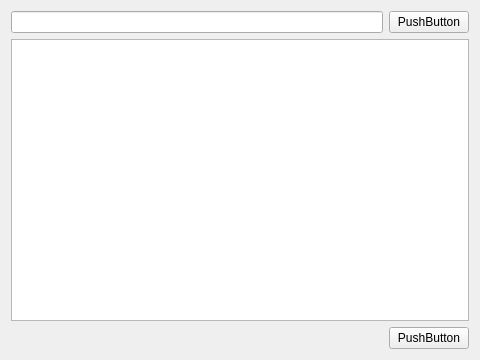
This is GTA_V_LAUNCHER/src/InstallModWindow.ui in moffa13/GTA-V-Launcher as Qt 5 draws it before an edit. The edited form follows.
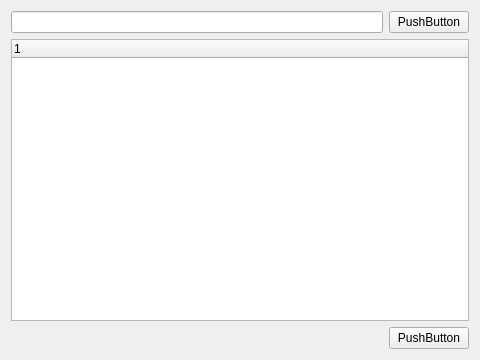
This is the edited form.

Commit message: Added network dep in src new class to handle dirs

Diff of the .ui file:
```diff
--- a/GTA_V_LAUNCHER/src/InstallModWindow.ui
+++ b/GTA_V_LAUNCHER/src/InstallModWindow.ui
@@ -30,11 +30,17 @@
        </item>
       </layout>
      </item>
-     <item>
-      <widget class="QListWidget" name="filesInZipList"/>
-     </item>
     </layout>
    </item>
+   <item>
+    <widget class="QTreeWidget" name="filesInZipList">
+     <column>
+      <property name="text">
+       <string notr="true">1</string>
+      </property>
+     </column>
+    </widget>
+   </item>
    <item>
     <layout class="QHBoxLayout" name="horizontalLayout_5">
      <item>
```
The commit also changes 9 other files.
